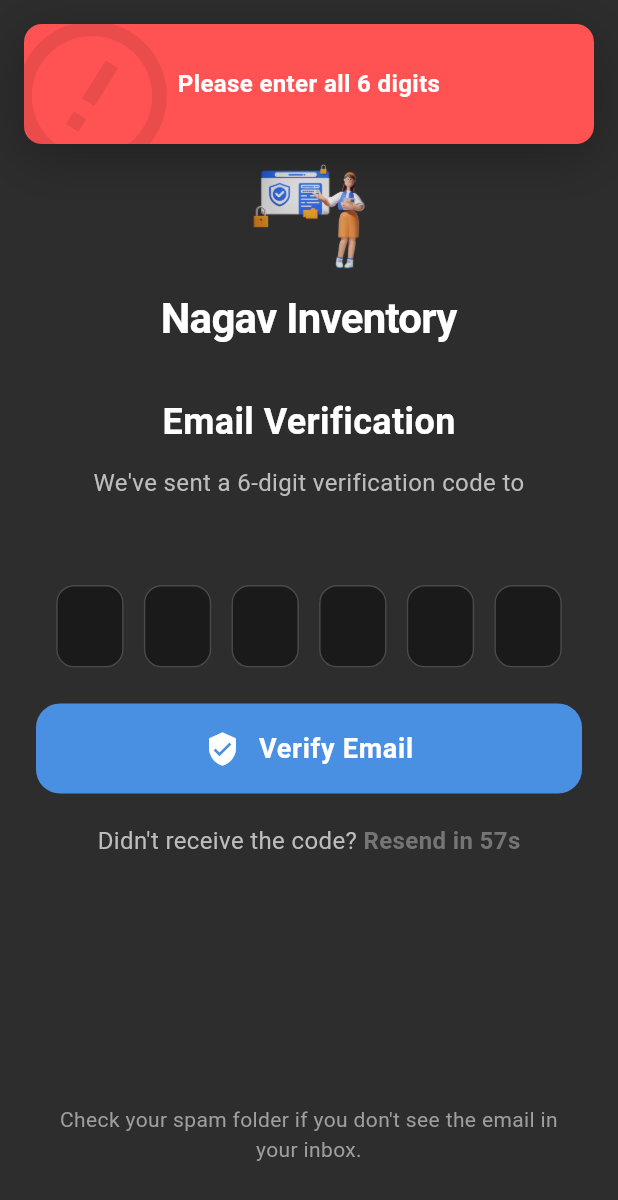
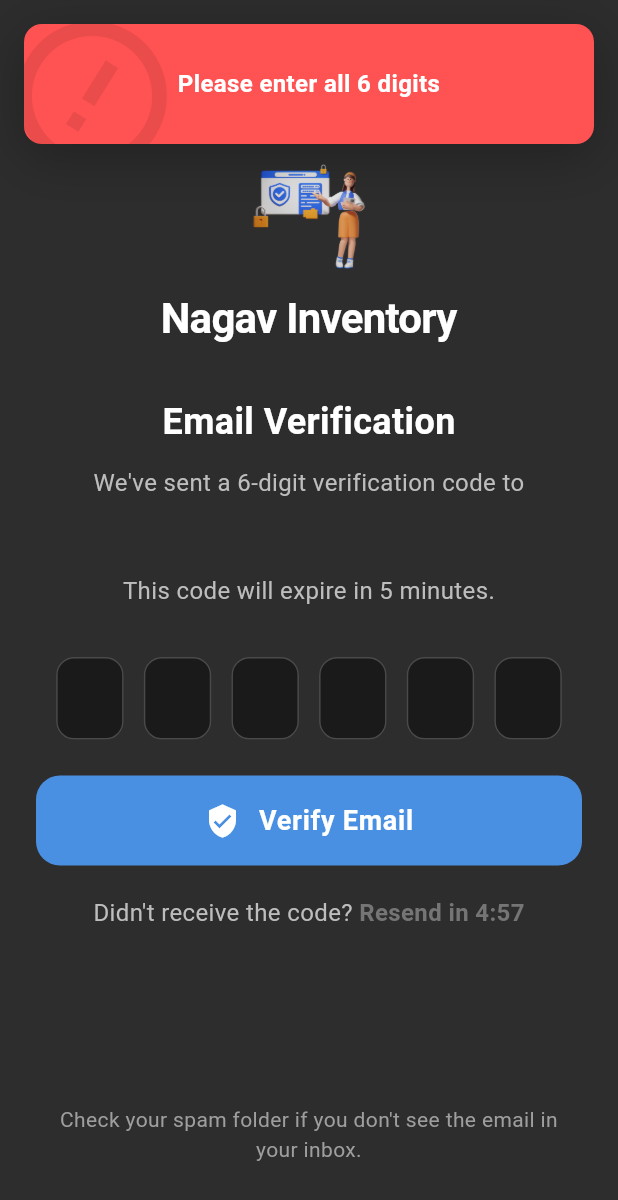
Before and after one commit to tranvix0910/warehouse-management-app, a Flutter app: the OtpPage screen opened directly with empty values, after a tap on "Verify Email", on a phone screen of 412 x 824 dp. Shown: the top 1200 px of the screen. Run offline on Flutter 3.47's test engine with Material 3 defaults, Android fonts, the phone set to English and light mode, and no system bars; drawn by our look-alikes of top_snackbar_flutter; our stand-ins replace device_preview, dio, fl_chart, flutter_secure_storage, google_nav_bar, shared_preferences; accounts and stored records are empty.

Commit message:
change the countdown resend otp

```diff
--- a/lib/pages/otp_page.dart
+++ b/lib/pages/otp_page.dart
@@ -42,7 +42,7 @@ class _OtpPageState extends State<OtpPage> {
 
   void _startCountdown() {
     setState(() {
-      _countdown = 60; // 60 seconds countdown
+      _countdown = 300; // 5 minutes countdown (300 seconds)
     });
 
     Future.doWhile(() async {
@@ -72,6 +72,12 @@ class _OtpPageState extends State<OtpPage> {
 
   String _getOtpCode() {
     return _otpControllers.map((controller) => controller.text).join();
+  }
+
+  String _formatCountdown(int seconds) {
+    final minutes = seconds ~/ 60;
+    final remainingSeconds = seconds % 60;
+    return '${minutes.toString().padLeft(1, '0')}:${remainingSeconds.toString().padLeft(2, '0')}';
   }
 
   Future<void> _verifyOtp() async {
@@ -227,7 +233,7 @@ class _OtpPageState extends State<OtpPage> {
                       Padding(
                         padding: const EdgeInsets.symmetric(horizontal: 16),
                         child: Text(
-                          'We\'ve sent a 6-digit verification code to\n${widget.email}',
+                          'We\'ve sent a 6-digit verification code to\n${widget.email}\n\nThis code will expire in 5 minutes.',
                           textAlign: TextAlign.center,
                           style: TextStyle(
                             color: Colors.grey[400],
@@ -380,7 +386,7 @@ class _OtpPageState extends State<OtpPage> {
                                   )
                                 : Text(
                                     _countdown > 0
-                                        ? 'Resend in ${_countdown}s'
+                                        ? 'Resend in ${_formatCountdown(_countdown)}'
                                         : 'Resend OTP',
                                     style: TextStyle(
                                       color: _countdown > 0
```
